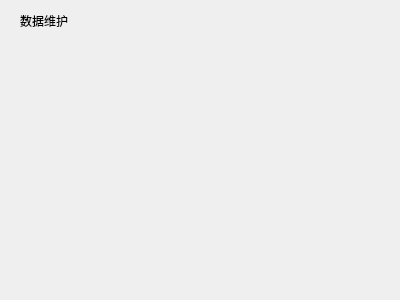
The window that maintaindata.ui (kangwenyun/batch_acquisition_system_qt_before) describes before a commit, drawn with Qt 5.
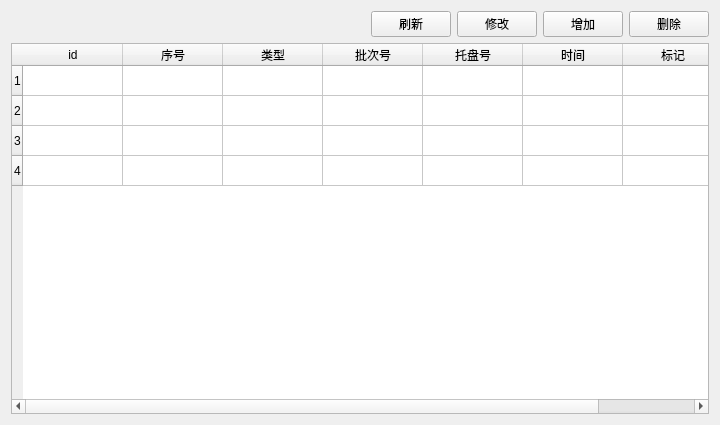
The same window after the commit.

Commit message: maintaindata success

Diff of the .ui file:
```diff
--- a/maintaindata.ui
+++ b/maintaindata.ui
@@ -6,26 +6,158 @@
    <rect>
     <x>0</x>
     <y>0</y>
-    <width>400</width>
-    <height>300</height>
+    <width>720</width>
+    <height>425</height>
    </rect>
   </property>
   <property name="windowTitle">
    <string>Form</string>
   </property>
-  <widget class="QLabel" name="label">
-   <property name="geometry">
-    <rect>
-     <x>20</x>
-     <y>10</y>
-     <width>61</width>
-     <height>21</height>
-    </rect>
-   </property>
-   <property name="text">
-    <string>数据维护</string>
-   </property>
-  </widget>
+  <layout class="QVBoxLayout" name="verticalLayout_2">
+   <item>
+    <layout class="QVBoxLayout" name="verticalLayout">
+     <item>
+      <layout class="QHBoxLayout" name="horizontalLayout">
+       <item>
+        <spacer name="horizontalSpacer">
+         <property name="orientation">
+          <enum>Qt::Horizontal</enum>
+         </property>
+         <property name="sizeHint" stdset="0">
+          <size>
+           <width>138</width>
+           <height>20</height>
+          </size>
+         </property>
+        </spacer>
+       </item>
+       <item>
+        <widget class="QPushButton" name="data_refresh">
+         <property name="text">
+          <string>刷新</string>
+         </property>
+        </widget>
+       </item>
+       <item>
+        <widget class="QPushButton" name="data_change">
+         <property name="text">
+          <string>修改</string>
+         </property>
+        </widget>
+       </item>
+       <item>
+        <widget class="QPushButton" name="data_add">
+         <property name="text">
+          <string>增加</string>
+         </property>
+        </widget>
+       </item>
+       <item>
+        <widget class="QPushButton" name="data_delete">
+         <property name="text">
+          <string>删除</string>
+         </property>
+        </widget>
+       </item>
+      </layout>
+     </item>
+    </layout>
+   </item>
+   <item>
+    <widget class="QTableWidget" name="tableWidget">
+     <row>
+      <property name="text">
+       <string>1</string>
+      </property>
+     </row>
+     <row>
+      <property name="text">
+       <string>2</string>
+      </property>
+     </row>
+     <row>
+      <property name="text">
+       <string>3</string>
+      </property>
+     </row>
+     <row>
+      <property name="text">
+       <string>4</string>
+      </property>
+     </row>
+     <column>
+      <property name="text">
+       <string>id</string>
+      </property>
+     </column>
+     <column>
+      <property name="text">
+       <string>序号</string>
+      </property>
+     </column>
+     <column>
+      <property name="text">
+       <string>类型</string>
+      </property>
+     </column>
+     <column>
+      <property name="text">
+       <string>批次号</string>
+      </property>
+     </column>
+     <column>
+      <property name="text">
+       <string>托盘号</string>
+      </property>
+     </column>
+     <column>
+      <property name="text">
+       <string>时间</string>
+      </property>
+     </column>
+     <column>
+      <property name="text">
+       <string>标记</string>
+      </property>
+     </column>
+     <item row="0" column="0">
+      <property name="text">
+       <string/>
+      </property>
+     </item>
+     <item row="0" column="1">
+      <property name="text">
+       <string/>
+      </property>
+     </item>
+     <item row="0" column="2">
+      <property name="text">
+       <string/>
+      </property>
+     </item>
+     <item row="0" column="3">
+      <property name="text">
+       <string/>
+      </property>
+     </item>
+     <item row="0" column="4">
+      <property name="text">
+       <string/>
+      </property>
+     </item>
+     <item row="0" column="5">
+      <property name="text">
+       <string/>
+      </property>
+     </item>
+     <item row="0" column="6">
+      <property name="text">
+       <string/>
+      </property>
+     </item>
+    </widget>
+   </item>
+  </layout>
  </widget>
  <resources/>
  <connections/>
```
The commit also changes 9 other files.
